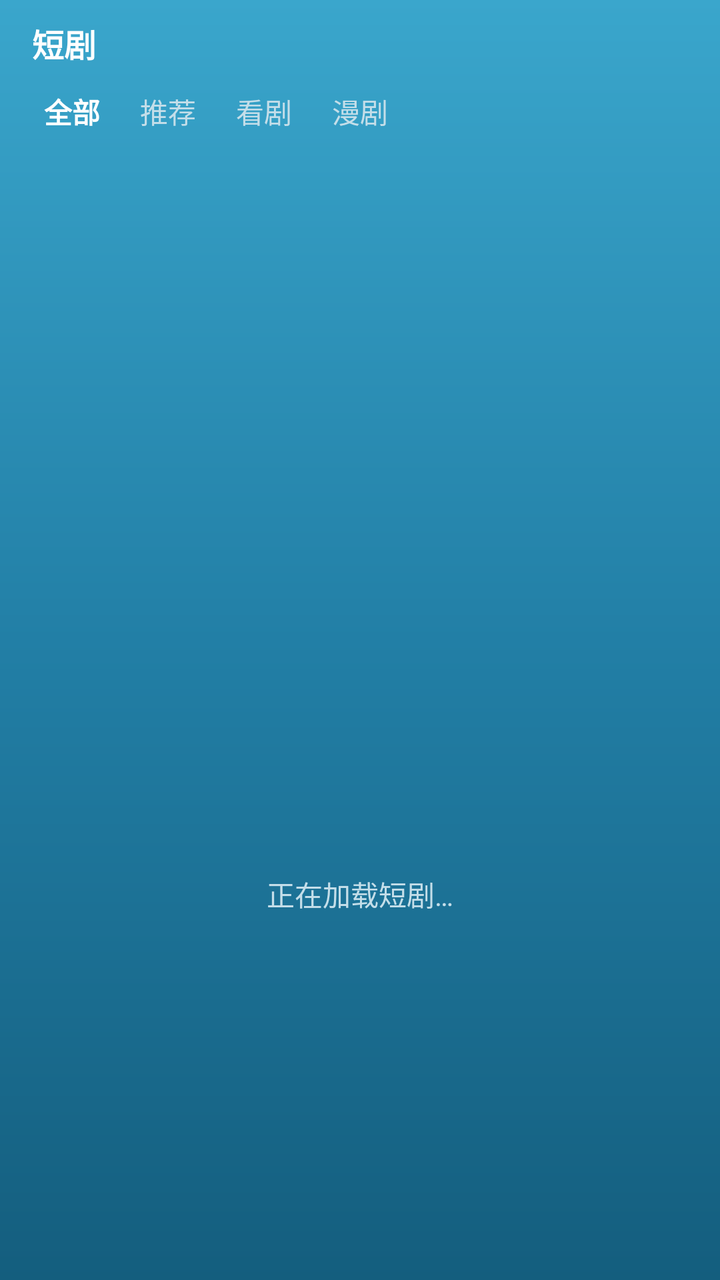
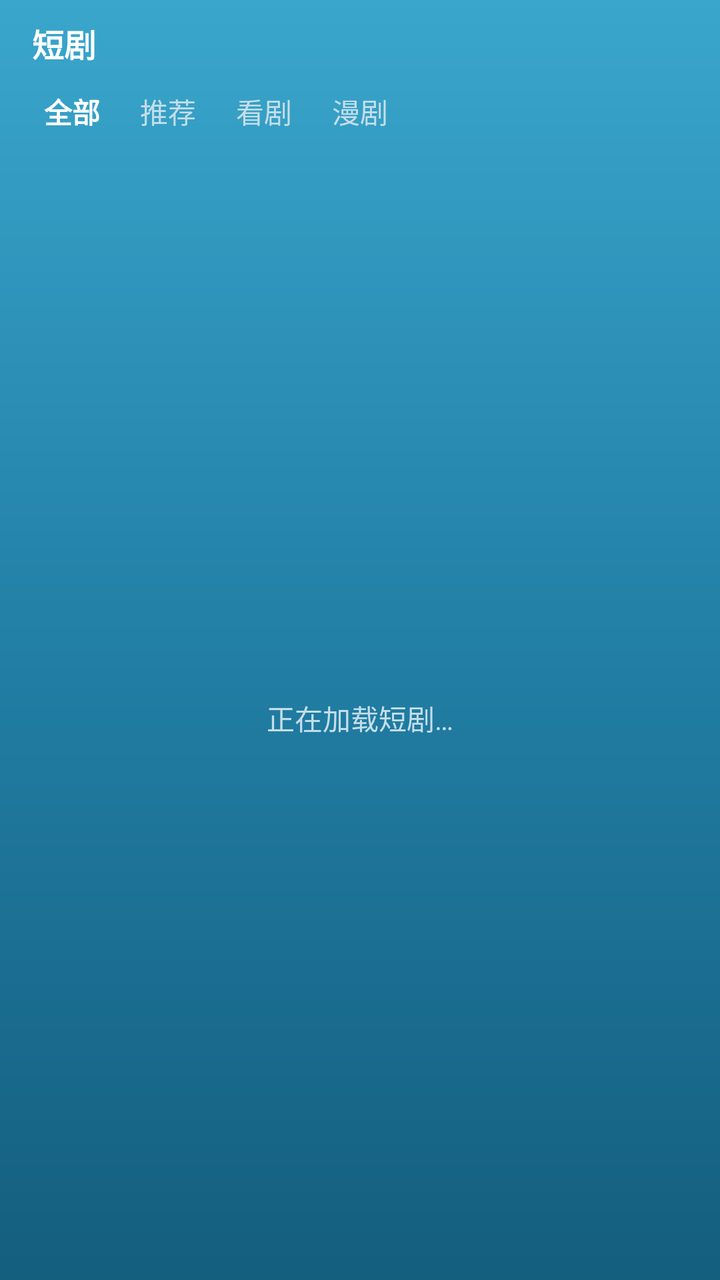

Before-and-after screenshots of an Android layout around one commit, followed by the original layout XML and the change that was made.
<!-- AndroidManifest.xml: application theme AppTheme -->
<!-- res/layout/fragment_drama.xml -->
<?xml version="1.0" encoding="utf-8"?>
<LinearLayout xmlns:android="http://schemas.android.com/apk/res/android"
    android:layout_width="match_parent"
    android:layout_height="match_parent"
    android:orientation="vertical">

    
    <TextView
        android:id="@+id/tvDramaTitle"
        android:layout_width="match_parent"
        android:layout_height="wrap_content"
        android:paddingStart="16dp"
        android:paddingEnd="16dp"
        android:paddingTop="10dp"
        android:paddingBottom="6dp"
        android:text="短剧"
        android:textColor="@color/text_primary"
        android:textSize="16sp"
        android:textStyle="bold" />

    
    <LinearLayout
        android:id="@+id/dramaChannels"
        android:layout_width="match_parent"
        android:layout_height="wrap_content"
        android:orientation="horizontal"
        android:paddingStart="12dp"
        android:paddingEnd="12dp"
        android:paddingBottom="6dp">

        <TextView
            android:id="@+id/tvChAll"
            android:layout_width="wrap_content"
            android:layout_height="wrap_content"
            android:paddingStart="10dp"
            android:paddingTop="6dp"
            android:paddingEnd="10dp"
            android:paddingBottom="6dp"
            android:text="全部"
            android:textColor="@color/text_primary"
            android:textSize="14sp"
            android:textStyle="bold" />

        <TextView
            android:id="@+id/tvChRecommend"
            android:layout_width="wrap_content"
            android:layout_height="wrap_content"
            android:paddingStart="10dp"
            android:paddingTop="6dp"
            android:paddingEnd="10dp"
            android:paddingBottom="6dp"
            android:text="推荐"
            android:textColor="@color/text_secondary"
            android:textSize="14sp" />

        <TextView
            android:id="@+id/tvChWatch"
            android:layout_width="wrap_content"
            android:layout_height="wrap_content"
            android:paddingStart="10dp"
            android:paddingTop="6dp"
            android:paddingEnd="10dp"
            android:paddingBottom="6dp"
            android:text="看剧"
            android:textColor="@color/text_secondary"
            android:textSize="14sp" />

        <TextView
            android:id="@+id/tvChManju"
            android:layout_width="wrap_content"
            android:layout_height="wrap_content"
            android:paddingStart="10dp"
            android:paddingTop="6dp"
            android:paddingEnd="10dp"
            android:paddingBottom="6dp"
            android:text="漫剧"
            android:textColor="@color/text_secondary"
            android:textSize="14sp" />
    </LinearLayout>

    
    <androidx.recyclerview.widget.RecyclerView
        android:id="@+id/rvDramaSites"
        android:layout_width="match_parent"
        android:layout_height="176dp"
        android:clipToPadding="false"
        android:paddingStart="7dp"
        android:paddingEnd="7dp"
        android:scrollbars="vertical" />

    
    <FrameLayout
        android:layout_width="match_parent"
        android:layout_height="0dp"
        android:layout_weight="1">

        <androidx.recyclerview.widget.RecyclerView
            android:id="@+id/rvDramaFeed"
            android:layout_width="match_parent"
            android:layout_height="match_parent"
            android:clipToPadding="false"
            android:paddingStart="7dp"
            android:paddingEnd="7dp"
            android:scrollbars="vertical" />

        <FrameLayout
            android:id="@+id/dramaContent"
            android:layout_width="match_parent"
            android:layout_height="match_parent"
            android:visibility="gone" />

        <TextView
            android:id="@+id/tvDramaHint"
            android:layout_width="wrap_content"
            android:layout_height="wrap_content"
            android:layout_gravity="center"
            android:gravity="center"
            android:text="正在加载短剧…"
            android:textColor="@color/text_secondary"
            android:textSize="14sp" />
    </FrameLayout>
</LinearLayout>
<!-- resources referenced by this layout -->
<resources>
  <color name="text_primary">#FFFFFF</color>
  <color name="text_secondary">#C4DEE9</color>
  <style name="AppTheme" parent="Base.AppTheme" />
  <style name="Base.AppTheme" parent="Theme.Material3.Dark.NoActionBar">
          <item name="colorPrimary">@color/colorPrimary</item>
          <item name="colorOnPrimary">@color/colorOnPrimary</item>
          <item name="colorPrimaryVariant">@color/colorPrimaryVariant</item>
          <item name="android:statusBarColor">@android:color/transparent</item>
          <item name="android:navigationBarColor">@android:color/transparent</item>
          <item name="android:windowBackground">@drawable/bg_main_gradient</item>
          <item name="android:windowDrawsSystemBarBackgrounds">true</item>
          <item name="android:forceDarkAllowed">false</item>
      </style>
  <color name="colorPrimary">#2BC4D8</color>
  <color name="colorOnPrimary">#06202A</color>
  <color name="colorPrimaryVariant">#1FA7BC</color>
  <!-- drawable bg_main_gradient (drawable) -->
  <?xml version="1.0" encoding="utf-8"?>
  <shape xmlns:android="http://schemas.android.com/apk/res/android"
      android:shape="rectangle">
      <gradient
          android:angle="270"
          android:startColor="@color/gradient_top"
          android:centerColor="@color/gradient_mid"
          android:endColor="@color/gradient_bottom"
          android:type="linear" />
  </shape>
  <color name="gradient_top">#3AA6CC</color>
  <color name="gradient_mid">#227FA6</color>
  <color name="gradient_bottom">#145E7E</color>
</resources>

<!-- the commit's change to res/layout/fragment_drama.xml (unified diff, before → after) -->
@@ -79,15 +79,6 @@
     </LinearLayout>
 
     
-    <androidx.recyclerview.widget.RecyclerView
-        android:id="@+id/rvDramaSites"
-        android:layout_width="match_parent"
-        android:layout_height="176dp"
-        android:clipToPadding="false"
-        android:paddingStart="7dp"
-        android:paddingEnd="7dp"
-        android:scrollbars="vertical" />
-
     
     <FrameLayout
         android:layout_width="match_parent"
